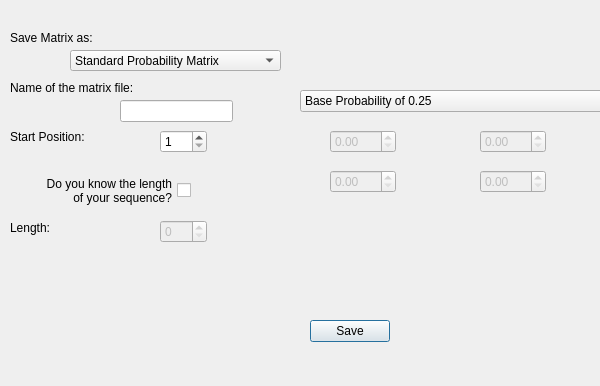
TaronSilver/genom, file src/matrixFromSequence.ui: the form before one commit.
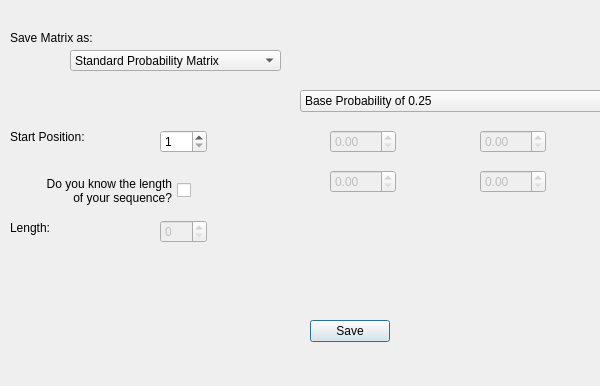
The form after the commit.

```diff
--- a/src/matrixFromSequence.ui
+++ b/src/matrixFromSequence.ui
@@ -90,29 +90,6 @@
     </rect>
    </property>
   </widget>
-  <widget class="QLineEdit" name="editFileName">
-   <property name="geometry">
-    <rect>
-     <x>120</x>
-     <y>100</y>
-     <width>113</width>
-     <height>22</height>
-    </rect>
-   </property>
-  </widget>
-  <widget class="QLabel" name="label">
-   <property name="geometry">
-    <rect>
-     <x>10</x>
-     <y>80</y>
-     <width>151</width>
-     <height>16</height>
-    </rect>
-   </property>
-   <property name="text">
-    <string>Name of the matrix file:</string>
-   </property>
-  </widget>
   <widget class="QLabel" name="label_2">
    <property name="geometry">
     <rect>
```
